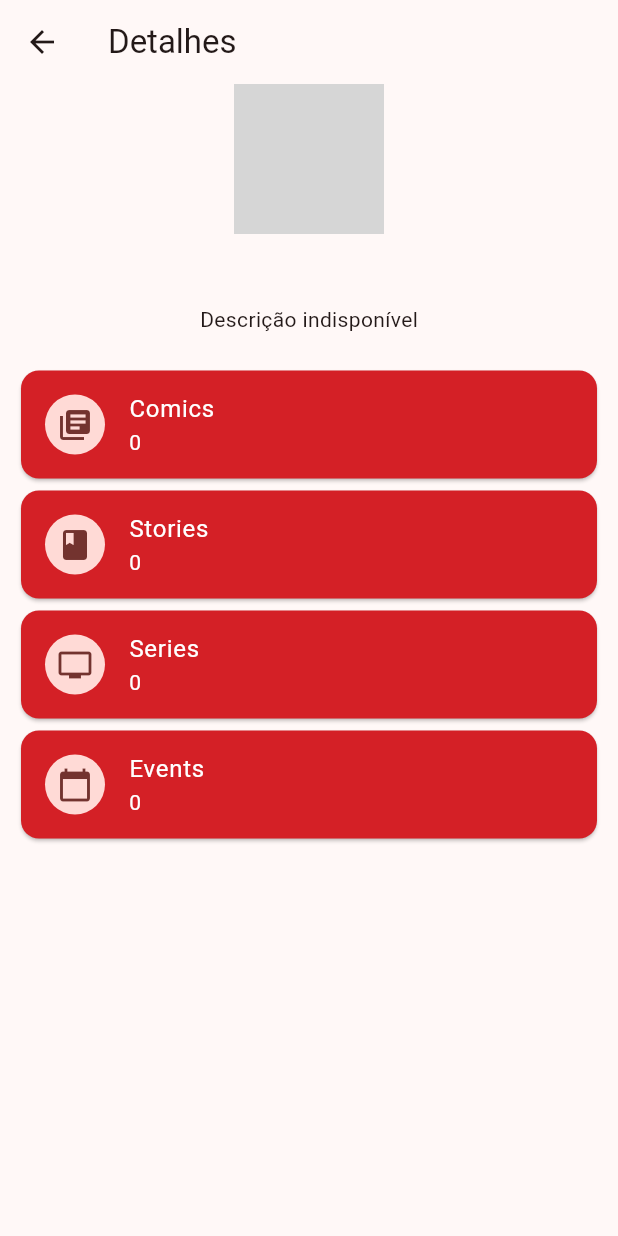
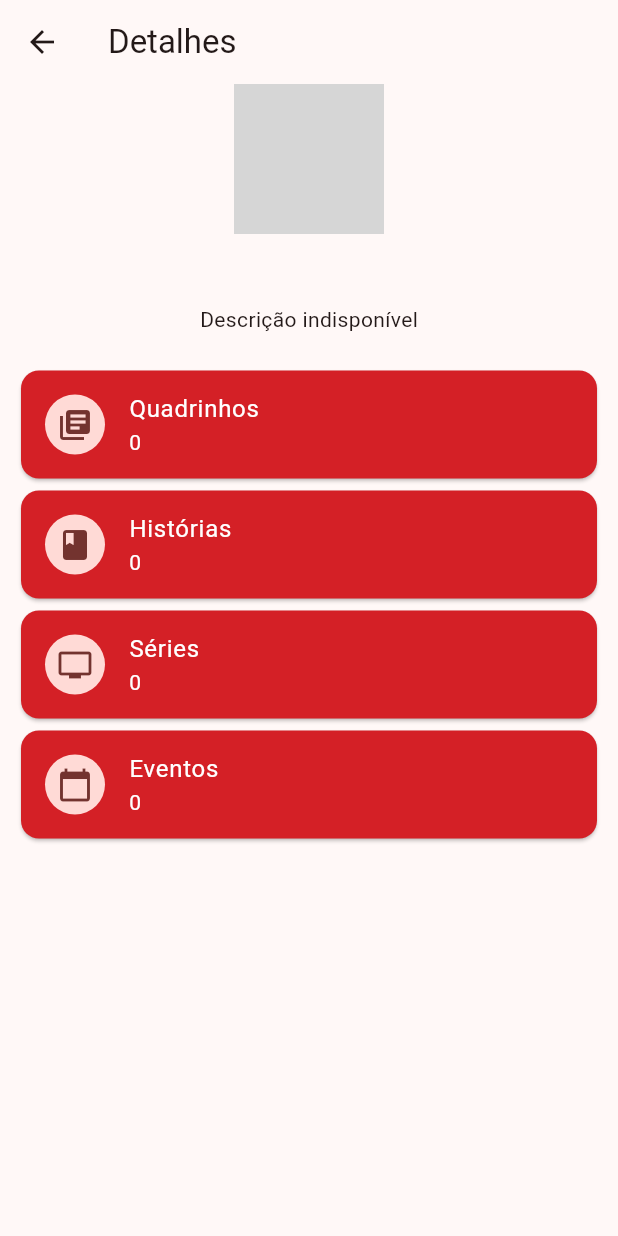
Before and after one commit to alanrps/code-hero, a Flutter app: the Details screen opened directly with empty values, on a phone screen of 412 x 824 dp. Run offline on Flutter 3.47's test engine with Material 3 defaults, Android fonts, the light colour scheme and no system bars; our stand-ins replace dio, flutter_dotenv, hexcolor; network calls fail; grey boxes are pictures that could not be loaded.

```diff
--- a/lib/views/details.dart
+++ b/lib/views/details.dart
@@ -53,19 +53,19 @@ class _DetailsState extends State<Details> {
                 child: Column(
                   children: [
                     ContainerCard(
-                        title: 'Comics',
+                        title: 'Quadrinhos',
                         value: character.comicsAmount.toString(),
                         icon: icons['Comics'] ?? Icons.error),
                     ContainerCard(
-                        title: 'Stories',
+                        title: 'Histórias',
                         value: character.storiesAmount.toString(),
                         icon: icons['Stories'] ?? Icons.error),
                     ContainerCard(
-                        title: 'Series',
+                        title: 'Séries',
                         value: character.seriesAmount.toString(),
                         icon: icons['Series'] ?? Icons.error),
                     ContainerCard(
-                        title: 'Events',
+                        title: 'Eventos',
                         value: character.eventsAmount.toString(),
                         icon: icons['Events'] ?? Icons.error),
                   ],
```
Also changed, not shown: 3 other files.
